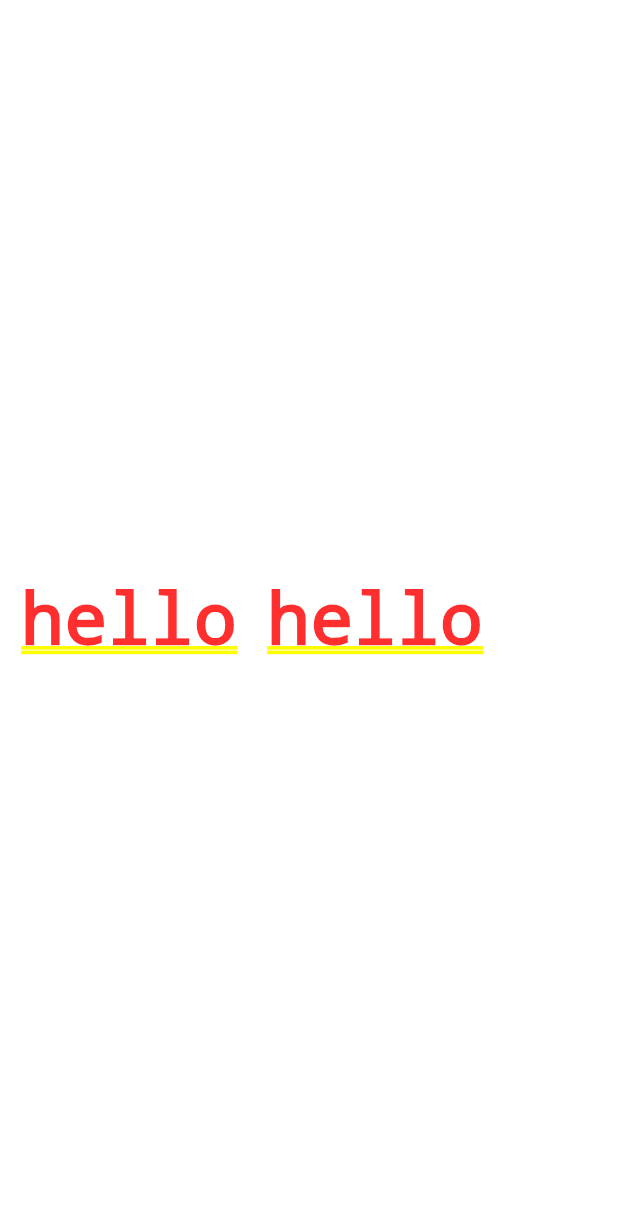
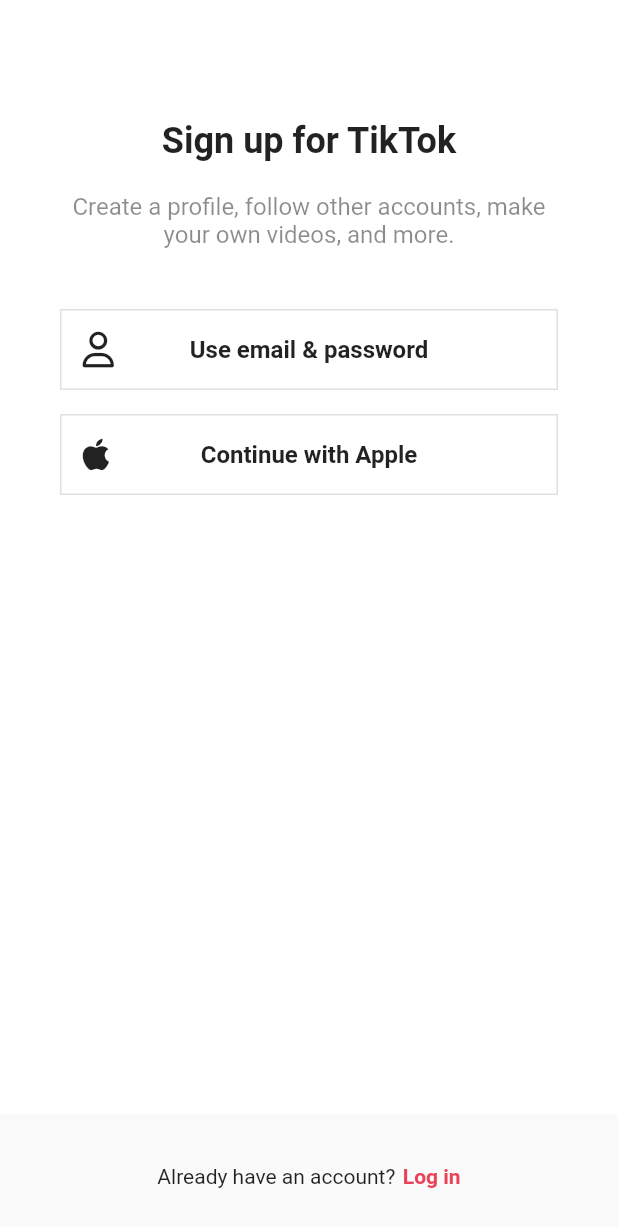
Before and after one commit to soooo-dev/tiktok_clone, a Flutter app: the screen it shows after launch, on a phone screen of 412 x 824 dp. Shown: the top 1227 px of the screen. Run offline on Flutter 3.47's test engine with Material 2 defaults, Android fonts, the phone set to English and light mode, and no system bars; our stand-ins replace font_awesome_flutter.

Commit message:
23/08/13 Authentication 1

```diff
--- /dev/null
+++ b/lib/features/authentication/sign_up_screen.dart
@@ -0,0 +1,91 @@
+import 'package:flutter/material.dart';
+import 'package:font_awesome_flutter/font_awesome_flutter.dart';
+import 'package:tiktok_clone/constants/gaps.dart';
+import 'package:tiktok_clone/constants/sizes.dart';
+import 'package:tiktok_clone/features/authentication/email_screen.dart';
+import 'package:tiktok_clone/features/authentication/login_screen.dart';
+import 'package:tiktok_clone/features/authentication/widgets/auth_button.dart';
+
+class SignUpScreen extends StatelessWidget {
+  const SignUpScreen({super.key});
+
+  void _onLoginTap(BuildContext context) {
+    Navigator.of(context).push(
+      MaterialPageRoute(
+        builder: (context) => const LoginScreen(),
+      ),
+    );
+  }
+
+  @override
+  Widget build(BuildContext context) {
+    return Scaffold(
+      body: const SafeArea(
+        child: Padding(
+          padding: EdgeInsets.symmetric(
+            horizontal: Sizes.size40,
+          ),
+          child: Column(
+            children: [
+              Gaps.v80,
+              Text(
+                "Sign up for TikTok",
+                style: TextStyle(
+                  fontSize: Sizes.size24,
+                  fontWeight: FontWeight.w700,
+                ),
+              ),
+              Gaps.v20,
+              Text(
+                "Create a profile, follow other accounts, make your own videos, and more.",
+                style: TextStyle(
+                  fontSize: Sizes.size16,
+                  color: Colors.black45,
+                ),
+                textAlign: TextAlign.center,
+              ),
+              Gaps.v40,
+              AuthButton(
+                icon: FaIcon(FontAwesomeIcons.user),
+                text: "Use email & password",
+                widget: EmailScreen(),
+              ),
+              Gaps.v16,
+              AuthButton(
+                icon: FaIcon(FontAwesomeIcons.apple),
+                text: "Continue with Apple",
+                widget: EmailScreen(),
+              ),
+            ],
+          ),
+        ),
+      ),
+      bottomNavigationBar: BottomAppBar(
+        color: Colors.grey.shade50,
+        elevation: 2,
+        child: Padding(
+          padding: const EdgeInsets.symmetric(
+            vertical: Sizes.size32,
+          ),
+          child: Row(
+            mainAxisAlignment: MainAxisAlignment.center,
+            children: [
+              const Text("Already have an account?"),
+              Gaps.h5,
+              GestureDetector(
+                onTap: () => _onLoginTap(context),
+                child: Text(
+                  "Log in",
+                  style: TextStyle(
+                    fontWeight: FontWeight.w600,
+                    color: Theme.of(context).primaryColor,
+                  ),
+                ),
+              ),
+            ],
+          ),
+        ),
+      ),
+    );
+  }
+}
--- /dev/null
+++ b/lib/features/authentication/widgets/auth_button.dart
@@ -0,0 +1,62 @@
+import 'package:flutter/material.dart';
+import 'package:font_awesome_flutter/font_awesome_flutter.dart';
+import 'package:tiktok_clone/constants/sizes.dart';
+
+class AuthButton extends StatelessWidget {
+  final String text;
+  final FaIcon icon;
+  final Widget widget;
+
+  const AuthButton({
+    super.key,
+    required this.text,
+    required this.icon,
+    required this.widget,
+  });
+
+  void _onAuthButtonTap(BuildContext context) {
+    Navigator.of(context).push(
+      MaterialPageRoute(
+        builder: (context) => widget,
+      ),
+    );
+  }
+
+  @override
+  Widget build(BuildContext context) {
+    return GestureDetector(
+      onTap: () => _onAuthButtonTap(context),
+      child: FractionallySizedBox(
+        widthFactor: 1,
+        child: Container(
+          padding: const EdgeInsets.all(
+            Sizes.size14,
+          ),
+          decoration: BoxDecoration(
+            border: Border.all(
+              color: Colors.grey.shade300,
+              width: Sizes.size1,
+            ),
+          ),
+          child: Stack(
+            alignment: Alignment.center,
+            children: [
+              Align(
+                alignment: Alignment.centerLeft,
+                child: icon,
+              ),
+              Text(
+                text,
+                style: const TextStyle(
+                  fontSize: Sizes.size16,
+                  fontWeight: FontWeight.w600,
+                ),
+                textAlign: TextAlign.center,
+              ),
+            ],
+          ),
+        ),
+      ),
+    );
+  }
+}
--- a/lib/main.dart
+++ b/lib/main.dart
@@ -1,6 +1,6 @@
 import 'package:flutter/material.dart';
-import 'package:tiktok_clone/constants/gaps.dart';
 import 'package:tiktok_clone/constants/sizes.dart';
+import 'package:tiktok_clone/features/authentication/sign_up_screen.dart';
 
 void main() {
   runApp(const TikTokApp());
@@ -14,88 +14,21 @@ class TikTokApp extends StatelessWidget {
     return MaterialApp(
       title: 'TikTok Clone',
       theme: ThemeData(
+        scaffoldBackgroundColor: Colors.white,
         primaryColor: const Color(0xFFE9435A),
-      ),
-      home: Padding(
-        padding: const EdgeInsets.all(Sizes.size14),
-        child: Container(
-          child: const Row(children: [
-            Text('hello'),
-            Gaps.h20,
-            Text('hello'),
-          ]),
+        appBarTheme: const AppBarTheme(
+          foregroundColor: Colors.black,
+          backgroundColor: Colors.white,
+          elevation: 0,
+          centerTitle: true,
+          titleTextStyle: TextStyle(
+            color: Colors.black,
+            fontSize: Sizes.size16 + Sizes.size2,
+            fontWeight: FontWeight.w600,
+          ),
         ),
       ),
+      home: const SignUpScreen(),
     );
   }
 }
-
-
-  int _counter = 0;
-
-  void _incrementCounter() {
-    setState(() {
-      // This call to setState tells the Flutter framework that something has
-      // changed in this State, which causes it to rerun the build method below
-      // so that the display can reflect the updated values. If we changed
-      // _counter without calling setState(), then the build method would not be
-      // called again, and so nothing would appear to happen.
-      _counter++;
-    });
-  }
-
-  @override
-  Widget build(BuildContext context) {
-    // This method is rerun every time setState is called, for instance as done
-    // by the _incrementCounter method above.
-    //
-    // The Flutter framework has been optimized to make rerunning build methods
-    // fast, so that you can just rebuild anything that needs updating rather
-    // than having to individually change instances of widgets.
-    return Scaffold(
-      appBar: AppBar(
-        // TRY THIS: Try changing the color here to a specific color (to
-        // Colors.amber, perhaps?) and trigger a hot reload to see the AppBar
-        // change color while the other colors stay the same.
-        backgroundColor: Theme.of(context).colorScheme.inversePrimary,
-        // Here we take the value from the MyHomePage object that was created by
-        // the App.build method, and use it to set our appbar title.
-        title: Text(widget.title),
-      ),
-      body: Center(
-        // Center is a layout widget. It takes a single child and positions it
-        // in the middle of the parent.
-        child: Column(
-          // Column is also a layout widget. It takes a list of children and
-          // arranges them vertically. By default, it sizes itself to fit its
-          // children horizontally, and tries to be as tall as its parent.
-          //
-          // Column has various properties to control how it sizes itself and
-          // how it positions its children. Here we use mainAxisAlignment to
-          // center the children vertically; the main axis here is the vertical
-          // axis because Columns are vertical (the cross axis would be
-          // horizontal).
-          //
-          // TRY THIS: Invoke "debug painting" (choose the "Toggle Debug Paint"
-          // action in the IDE, or press "p" in the console), to see the
-          // wireframe for each widget.
-          mainAxisAlignment: MainAxisAlignment.center,
-          children: <Widget>[
-            const Text(
-              'You have pushed the button this many times:',
-            ),
-            Text(
-              '$_counter',
-              style: Theme.of(context).textTheme.headlineMedium,
-            ),
-          ],
-        ),
-      ),
-      floatingActionButton: const FloatingActionButton(
-        onPressed: _incrementCounter,
-        tooltip: 'Increment',
-        child: Icon(Icons.add),
-      ), // This trailing comma makes auto-formatting nicer for build methods.
-    );
-  }
-}
--- a/pubspec.yaml
+++ b/pubspec.yaml
@@ -35,6 +35,7 @@ dependencies:
   # The following adds the Cupertino Icons font to your application.
   # Use with the CupertinoIcons class for iOS style icons.
   cupertino_icons: ^1.0.2
+  font_awesome_flutter: 10.3.0
 
 dev_dependencies:
   flutter_test:
```
Also changed, not shown: lib/features/authentication/email_screen.dart (added, +44 -0 lines), lib/features/authentication/login_screen.dart (added, +86 -0 lines), lib/features/authentication/username_screen.dart (added, +10 -0 lines), pubspec.lock, 1 other file.
